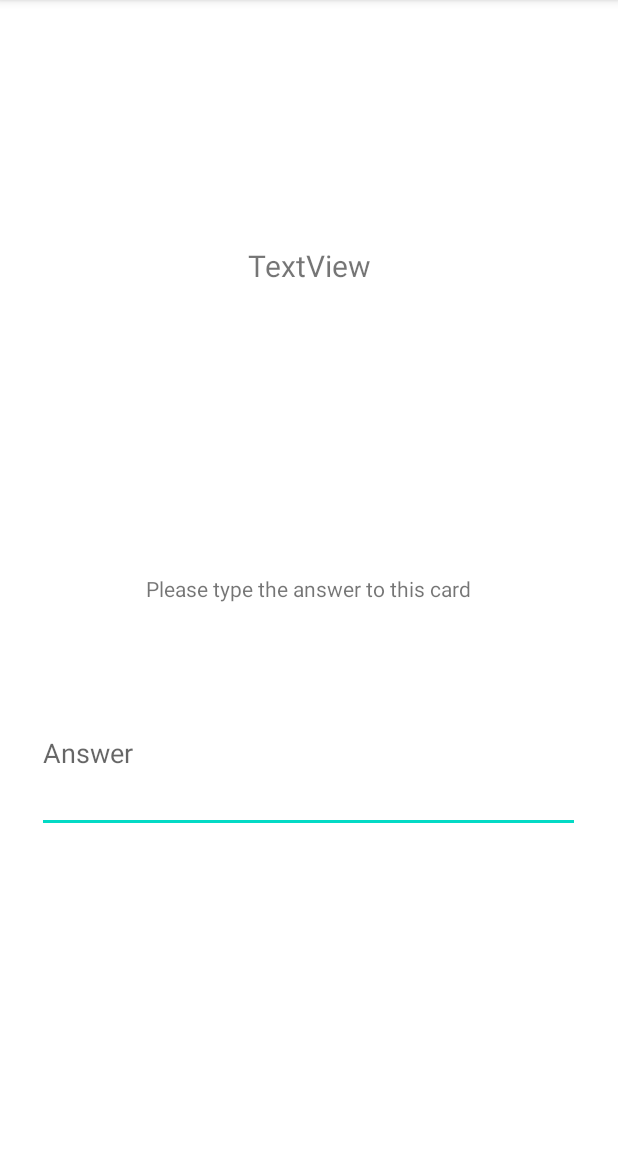
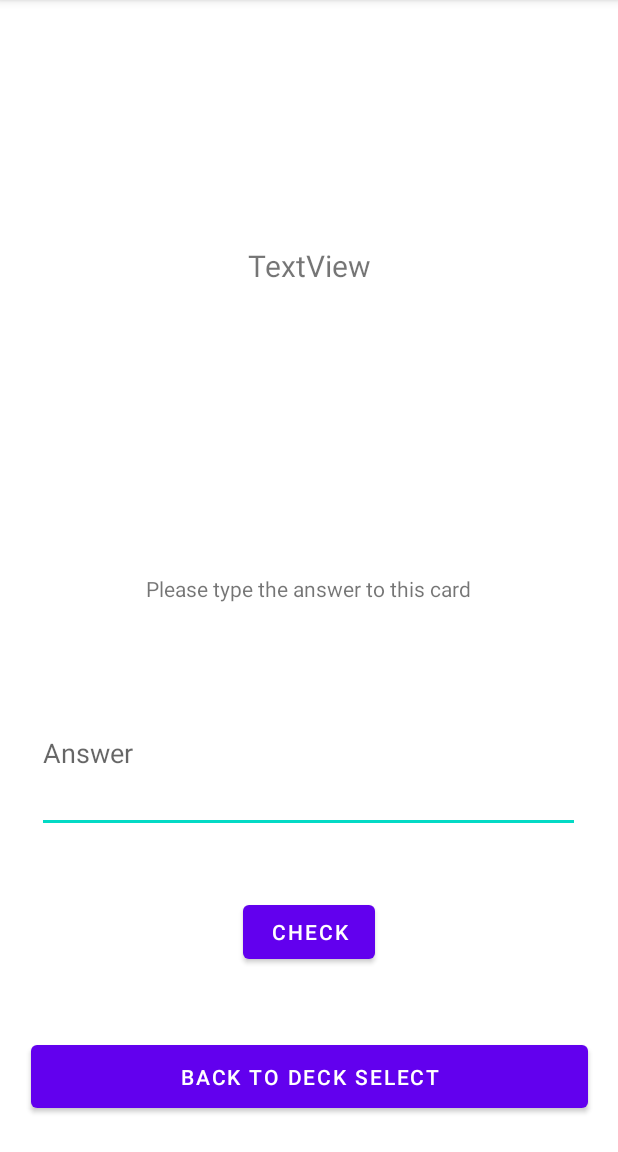
Before and after one commit to drewseffi/TestYourself, an Android app: the WorkingScreen screen opened directly, with no data from a screen before it, on a phone screen of 412 x 824 dp, the part 84-1236 px from its top. Run offline under Robolectric (Android 15) with nearby library versions, the phone set to English and light mode, and no system bars; 3 statements that could not run were skipped.

Commit message:
New activity fully functional

```diff
--- a/app/src/main/java/com/example/testyourself/Deck.java
+++ b/app/src/main/java/com/example/testyourself/Deck.java
@@ -5,6 +5,12 @@ import android.os.Parcelable;
 
 import java.util.ArrayList;
 import java.util.List;
+
+/**
+ * This class is for a single instance of a deck of cards, it stores the name of the deck, the front of
+ * the card and the back of the card. It is parcelable so that it is easy to pass between the many different
+ * activities in the program.
+ */
 
 public class Deck implements Parcelable {
     String name;
--- a/app/src/main/java/com/example/testyourself/MainActivity.java
+++ b/app/src/main/java/com/example/testyourself/MainActivity.java
@@ -33,12 +33,16 @@ public class MainActivity extends AppCompatActivity {
         EditText editText = (EditText) findViewById(R.id.editTextUsername);
         String username = editText.getText().toString();
 
+        //Populating the user class
+        User.username = username;
+        User.xp = 0;
+        User.level = 1;
+
         //Checking if there was a username input
         if(editText.getText().toString().trim().length() > 0)
         {
             //Opening new activity
             Intent intent = new Intent(this, MainDeckPage.class);
-            intent.putExtra("USERNAME", username);
             startActivity(intent);
         }
         else
--- a/app/src/main/java/com/example/testyourself/WorkingScreen.java
+++ b/app/src/main/java/com/example/testyourself/WorkingScreen.java
@@ -2,7 +2,18 @@ package com.example.testyourself;
 
 import androidx.appcompat.app.AppCompatActivity;
 
+import android.content.Intent;
 import android.os.Bundle;
+import android.os.Parcelable;
+import android.view.View;
+import android.widget.Button;
+import android.widget.EditText;
+import android.widget.TextView;
+import android.widget.Toast;
+
+import java.util.ArrayList;
+import java.util.List;
+import java.util.Random;
 
 public class WorkingScreen extends AppCompatActivity {
 
@@ -10,5 +21,79 @@ public class WorkingScreen extends AppCompatActivity {
     protected void onCreate(Bundle savedInstanceState) {
         super.onCreate(savedInstanceState);
         setContentView(R.layout.activity_working_screen);
+
+        EditText answerBox = (EditText) findViewById(R.id.editTextAnswer);
+        Button checkButton = (Button) findViewById(R.id.buttonCheck);
+        Button backButton = (Button) findViewById(R.id.buttonBack);
+        TextView questionBox = (TextView) findViewById(R.id.textViewFront);
+
+        //Getting deck from DeckMakingPage
+        Intent i = getIntent();
+        Deck deck = i.getParcelableExtra("DECK2");
+
+        //List of all random numbers used
+        List<Integer> used = new ArrayList<Integer>();
+
+        final int[] currentQuestionIndex = {randomIndex(deck)};
+        int newQuestionIndex = 0;
+        displayRandom(questionBox, deck, currentQuestionIndex[0]);
+
+        //onClick to check if the answer is right then generate a new number and use that new numbers card
+        checkButton.setOnClickListener(new View.OnClickListener() {
+            @Override
+            public void onClick(View v)
+            {
+                String answer = answerBox.getText().toString();
+                check(answer, deck, currentQuestionIndex[0], used);
+                used.add(currentQuestionIndex[0]);
+                currentQuestionIndex[0] = randomIndex(deck);
+                displayRandom(questionBox, deck, currentQuestionIndex[0]);
+            }
+        });
+
+        //onClick to open the MainDeckPage again
+        backButton.setOnClickListener(new View.OnClickListener() {
+            @Override
+            public void onClick(View v)
+            {
+                openMainDeckPage();
+            }
+        });
+    }
+
+    //Method to open MainDeckPage activity
+    public void openMainDeckPage()
+    {
+        Intent intent = new Intent(this, MainDeckPage.class);
+        startActivity(intent);
+    }
+
+    //Method to display the current card
+    public void displayRandom(TextView questionBox, Deck deck, int currentQuestionIndex)
+    {
+        questionBox.setText(deck.front.get(currentQuestionIndex));
+    }
+
+    //Method that checks if the given answer is right
+    public void check(String answer, Deck deck, int currentQuestionIndex, List<Integer> used)
+    {
+        if (answer.equals(deck.back.get(currentQuestionIndex)));
+        {
+            Toast.makeText(getBaseContext(), "Well done you got it right :)", Toast.LENGTH_SHORT).show();
+            User.xp = User.xp + 50;
+            User.levelUpCheck();
+        }
+    }
+
+    //Gets a random index from the list of cards
+    //used from example https://www.codegrepper.com/code-examples/java/java+random+between+two+numbers
+    public int randomIndex(Deck deck)
+    {
+        Random r = new Random();
+        int l = 0;
+        int h = deck.front.size();
+        int result = r.nextInt(h - l) + l;
+
+        return result;
     }
 }
--- a/app/src/main/res/layout/activity_deck_making_page.xml
+++ b/app/src/main/res/layout/activity_deck_making_page.xml
@@ -44,7 +44,7 @@
         android:layout_marginTop="2dp"
         android:layout_marginEnd="13dp"
         android:ems="10"
-        android:hint="Card front"
+        android:hint="Card front (Question)"
         android:inputType="textPersonName"
         app:layout_constraintBottom_toTopOf="@+id/editTextNewback"
         app:layout_constraintEnd_toEndOf="parent"
@@ -59,7 +59,7 @@
         android:layout_marginEnd="13dp"
         android:layout_marginBottom="11dp"
         android:ems="10"
-        android:hint="Card back"
+        android:hint="Card back (Answer)"
         android:inputType="textPersonName"
         app:layout_constraintBottom_toTopOf="@+id/linearLayout2"
         app:layout_constraintEnd_toEndOf="parent"
--- a/app/src/main/res/layout/activity_working_screen.xml
+++ b/app/src/main/res/layout/activity_working_screen.xml
@@ -54,4 +54,32 @@
         app:layout_constraintEnd_toEndOf="parent"
         app:layout_constraintStart_toStartOf="parent"
         app:layout_constraintTop_toBottomOf="@+id/textView2" />
+
+    <Button
+        android:id="@+id/buttonCheck"
+        android:layout_width="wrap_content"
+        android:layout_height="wrap_content"
+        android:layout_marginStart="161dp"
+        android:layout_marginTop="27dp"
+        android:layout_marginEnd="162dp"
+        android:layout_marginBottom="108dp"
+        android:text="Check"
+        app:layout_constraintBottom_toBottomOf="parent"
+        app:layout_constraintEnd_toEndOf="parent"
+        app:layout_constraintStart_toStartOf="parent"
+        app:layout_constraintTop_toBottomOf="@+id/editTextAnswer" />
+
+    <Button
+        android:id="@+id/buttonBack"
+        android:layout_width="371dp"
+        android:layout_height="54dp"
+        android:layout_marginStart="20dp"
+        android:layout_marginTop="38dp"
+        android:layout_marginEnd="20dp"
+        android:layout_marginBottom="16dp"
+        android:text="Back to deck select"
+        app:layout_constraintBottom_toBottomOf="parent"
+        app:layout_constraintEnd_toEndOf="parent"
+        app:layout_constraintStart_toStartOf="parent"
+        app:layout_constraintTop_toBottomOf="@+id/buttonCheck" />
 </androidx.constraintlayout.widget.ConstraintLayout>
```
Also changed, not shown: app/src/main/java/com/example/testyourself/DeckMakingPage.java (+23 -0 lines), app/src/main/java/com/example/testyourself/MainDeckPage.java (+9 -13 lines), app/src/main/java/com/example/testyourself/User.java (added, +22 -0 lines).
